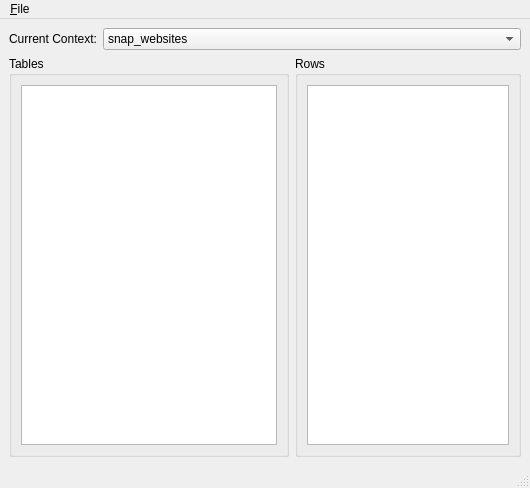
The window that cassview/src/MainWindow.ui (m2osw/snapcpp) describes before a commit, drawn with Qt 5.
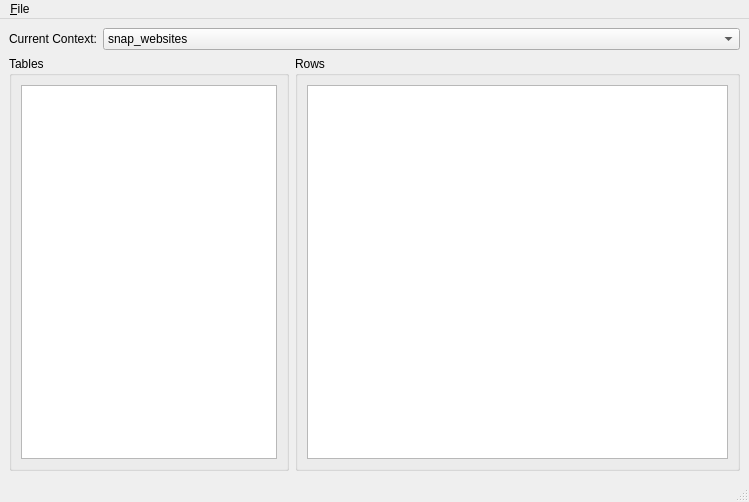
The same window after the commit.

Commit message:
Added more code to obtain the parent of the cell.
This is broken, work in progress, to be finished after I merge the
experimental branch back in which adds parent() support to
libQtCassandra objects (right now, the parent nodes are all private).

The edit to the form file:
```diff
--- a/cassview/src/MainWindow.ui
+++ b/cassview/src/MainWindow.ui
@@ -6,8 +6,8 @@
    <rect>
     <x>0</x>
     <y>0</y>
-    <width>530</width>
-    <height>488</height>
+    <width>749</width>
+    <height>502</height>
    </rect>
   </property>
   <property name="windowTitle">
@@ -59,7 +59,7 @@
         </property>
         <layout class="QHBoxLayout" name="horizontalLayout">
          <item>
-          <widget class="QListView" name="f_rows"/>
+          <widget class="QTreeView" name="f_rows"/>
          </item>
         </layout>
        </widget>
@@ -73,7 +73,7 @@
     <rect>
      <x>0</x>
      <y>0</y>
-     <width>530</width>
+     <width>749</width>
      <height>25</height>
     </rect>
    </property>
```
The commit also changes 2 other files.
